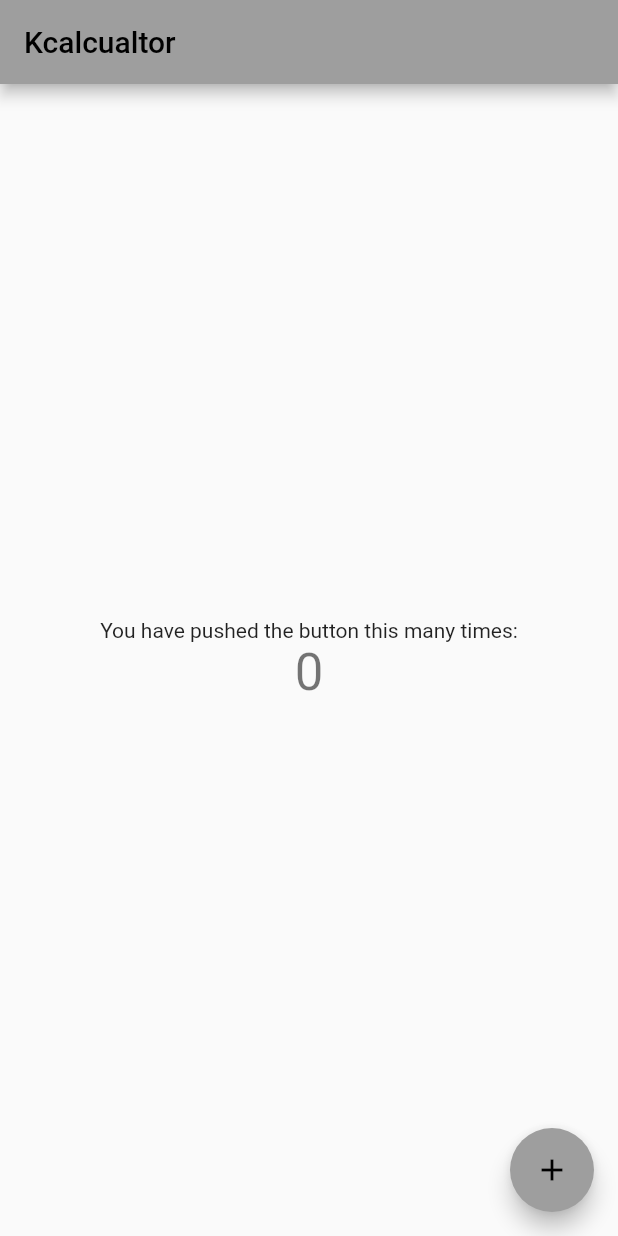
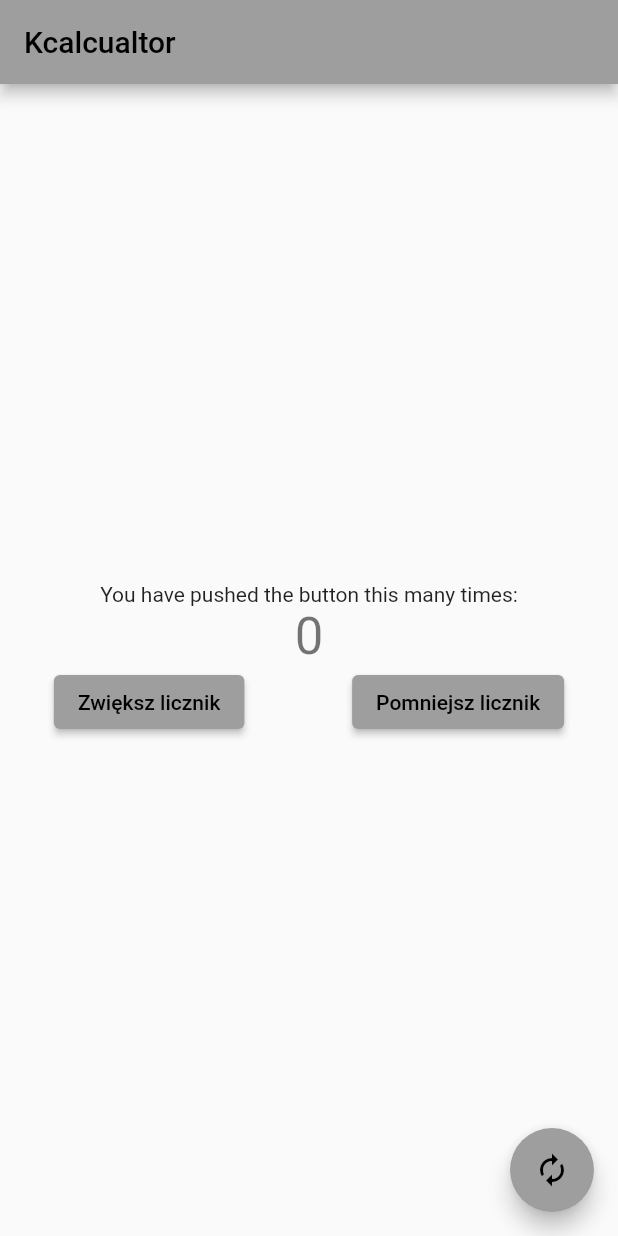
Before and after one commit to JakubSzczerba/Mobile, a Flutter app: the screen it shows after launch, on a phone screen of 412 x 824 dp. Run offline on Flutter 3.47's test engine with Material 2 defaults, Android fonts, the phone set to English and light mode, and no system bars.

Commit message:
First changes with features. Learning with tutorial about row in colums and methods.

```diff
--- a/lib/main.dart
+++ b/lib/main.dart
@@ -1,3 +1,5 @@
+// ignore_for_file: prefer_const_constructors
+
 import 'package:flutter/material.dart';
 
 void main() {
@@ -52,12 +54,19 @@ class _MyHomePageState extends State<MyHomePage> {
 
   void _incrementCounter() {
     setState(() {
-      // This call to setState tells the Flutter framework that something has
-      // changed in this State, which causes it to rerun the build method below
-      // so that the display can reflect the updated values. If we changed
-      // _counter without calling setState(), then the build method would not be
-      // called again, and so nothing would appear to happen.
       _counter++;
+    });
+  }
+
+  void _decrementCounter() {
+    setState(() {
+      _counter--;
+    });
+  }
+
+  void _resetCounter() {
+    setState(() {
+      _counter = 0;
     });
   }
 
@@ -76,23 +85,7 @@ class _MyHomePageState extends State<MyHomePage> {
         title: Text(widget.title),
       ),
       body: Center(
-        // Center is a layout widget. It takes a single child and positions it
-        // in the middle of the parent.
         child: Column(
-          // Column is also a layout widget. It takes a list of children and
-          // arranges them vertically. By default, it sizes itself to fit its
-          // children horizontally, and tries to be as tall as its parent.
-          //
-          // Invoke "debug painting" (press "p" in the console, choose the
-          // "Toggle Debug Paint" action from the Flutter Inspector in Android
-          // Studio, or the "Toggle Debug Paint" command in Visual Studio Code)
-          // to see the wireframe for each widget.
-          //
-          // Column has various properties to control how it sizes itself and
-          // how it positions its children. Here we use mainAxisAlignment to
-          // center the children vertically; the main axis here is the vertical
-          // axis because Columns are vertical (the cross axis would be
-          // horizontal).
           mainAxisAlignment: MainAxisAlignment.center,
           children: <Widget>[
             const Text(
@@ -102,13 +95,30 @@ class _MyHomePageState extends State<MyHomePage> {
               '$_counter',
               style: Theme.of(context).textTheme.headline4,
             ),
+            Row(
+              mainAxisAlignment: MainAxisAlignment.spaceAround,
+              children: <Widget>[
+                ElevatedButton(
+                  onPressed: _incrementCounter,
+                  child: Text(
+                    'Zwiększ licznik',
+                  ),
+                ),
+                ElevatedButton(
+                  onPressed: _decrementCounter,
+                  child: Text(
+                    'Pomniejsz licznik',
+                  ),
+                ),
+              ],
+            ),
           ],
         ),
       ),
       floatingActionButton: FloatingActionButton(
-        onPressed: _incrementCounter,
+        onPressed: _resetCounter,
         tooltip: 'Increment',
-        child: const Icon(Icons.add),
+        child: const Icon(Icons.autorenew),
       ), // This trailing comma makes auto-formatting nicer for build methods.
     );
   }
```
